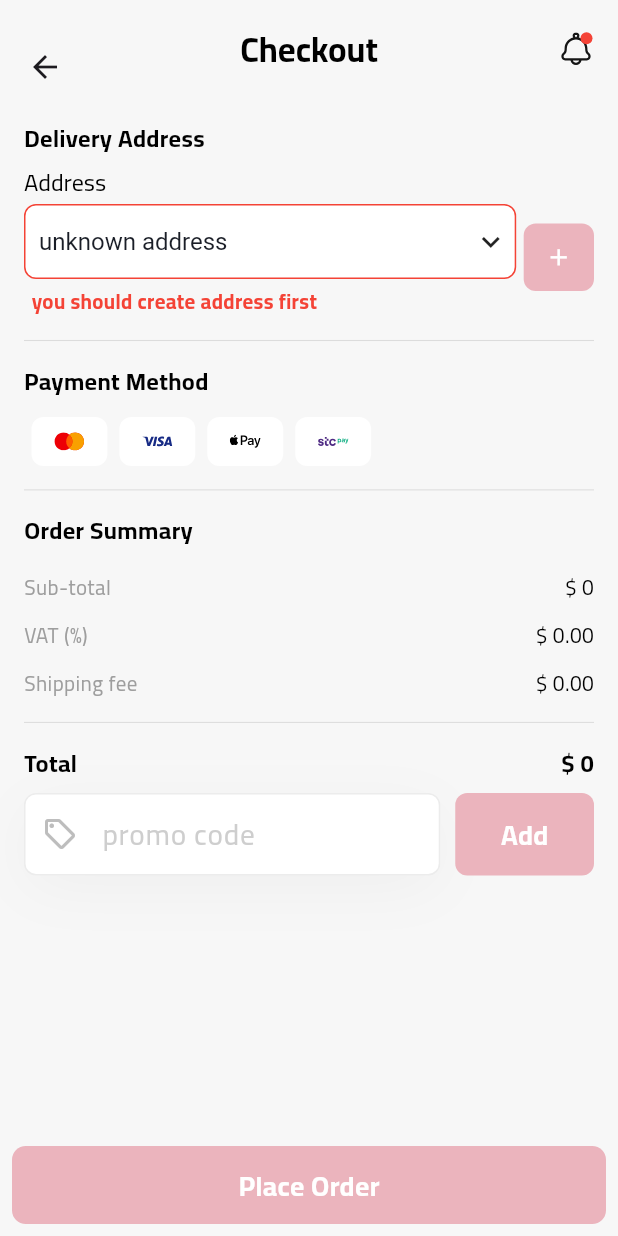
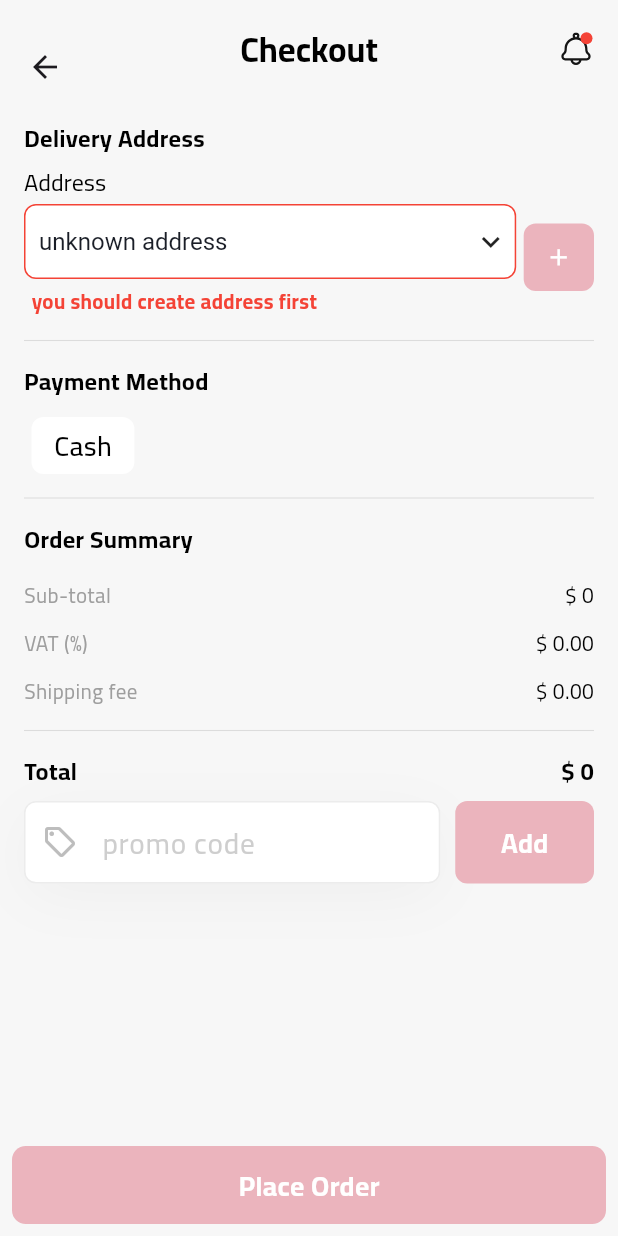
Before and after one commit to 1Mahmoud12/newTenant, a Flutter app: the CheckoutView screen opened directly, on a phone screen of 412 x 824 dp. Run offline on Flutter 3.47's test engine with Material 3 defaults, Android fonts, the light colour scheme and no system bars; our stand-ins replace awesome_notifications, bloc, cached_network_image, connectivity_plus, country_code_picker, dartz and 24 more; accounts and stored records are empty; generated files the repository leaves out were written again; network calls fail; statements that could not run were skipped.

Commit message:
check out demo account

```diff
--- a/lib/feature/cart/view/checkout/presentation/check_out_view.dart
+++ b/lib/feature/cart/view/checkout/presentation/check_out_view.dart
@@ -183,11 +183,11 @@ class _CheckoutViewState extends State<CheckoutView> {
                       padding: const EdgeInsets.symmetric(horizontal: 5),
                       child: CustomList(
                         borderOnlySelection: true,
-                        tabs: const ['Pay 1', 'Pay 2', 'Pay 3', 'Pay 4'],
-                        showTabs: false, // This is fine if you don't want text labels
-                        prefixIcon: true, // You need to set this to true to show icons
-                        useSvgIcons: true,
-                        svgIcons: const [AppIcons.pay1, AppIcons.pay2, AppIcons.pay3, AppIcons.pay4],
+                        tabs: const ['Cash'],
+                        // showTabs: false, // This is fine if you don't want text labels
+                        // prefixIcon: true, // You need to set this to true to show icons
+                        // useSvgIcons: true,
+                        // svgIcons: const [AppIcons.pay1, AppIcons.pay2, AppIcons.pay3, AppIcons.pay4],
                         onTabChanged: (index) {
                           // Handle tab change
                         },
--- a/lib/feature/home/views/presentation/widgets/product_card.dart
+++ b/lib/feature/home/views/presentation/widgets/product_card.dart
@@ -283,7 +283,8 @@ class _AddToCartButtonState extends State<AddToCartButton> {
           });
         },
         child: Container(
-          padding: const EdgeInsets.all(5),
+          height: 30,
+          padding: const EdgeInsets.all(1),
           decoration: BoxDecoration(
             borderRadius: BorderRadius.circular(8),
             color: _isAdded
@@ -583,6 +584,7 @@ class _HorizontalAddToCartButtonState extends State<HorizontalAddToCartButton> {
           });
         },
         child: Container(
+          height: 30,
           padding: const EdgeInsets.all(5),
           decoration: BoxDecoration(
             borderRadius: BorderRadius.circular(8),
```
Also changed, not shown: lib/feature/cart/view/presentation/cart_view.dart (+7 -7 lines).
